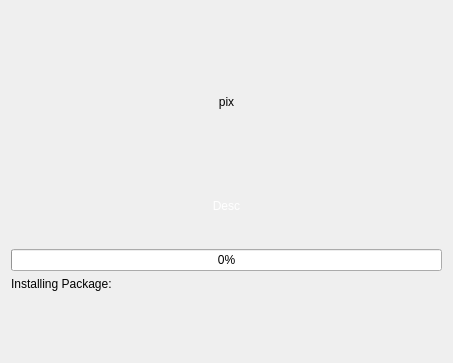
First picture: the form in yali4/gui/Ui/installwidget.ui, repository dadas45li/yali, before the edit.
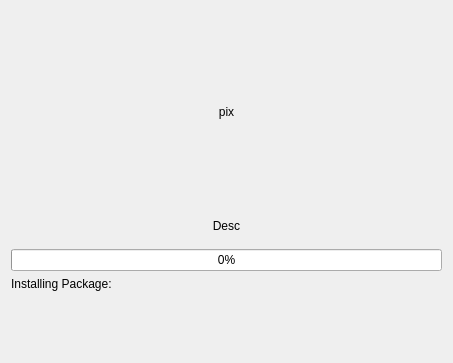
Second picture: the form after the edit.

Patch:
```diff
--- a/yali4/gui/Ui/installwidget.ui
+++ b/yali4/gui/Ui/installwidget.ui
@@ -53,7 +53,7 @@
      <item>
       <widget class="QLabel" name="desc" >
        <property name="styleSheet" >
-        <string>color:#FFFFFF;</string>
+        <string>color:#000000;</string>
        </property>
        <property name="text" >
         <string>Desc</string>
@@ -61,6 +61,9 @@
        <property name="alignment" >
         <set>Qt::AlignCenter</set>
        </property>
+       <property name="wordWrap" >
+        <bool>true</bool>
+       </property>
       </widget>
      </item>
     </layout>
@@ -92,7 +95,7 @@
      <property name="sizeHint" >
       <size>
        <width>431</width>
-       <height>30</height>
+       <height>10</height>
       </size>
      </property>
     </spacer>
```
